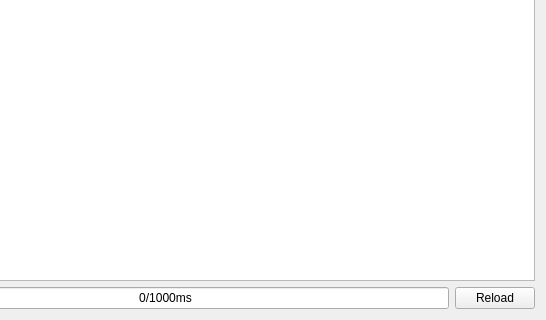
Qt form record.ui (longtranphu2006/vietnamese-words) before a commit; both pictures show x 301 to 847 and y 192 to 512 of the 847 by 512 pixel window.
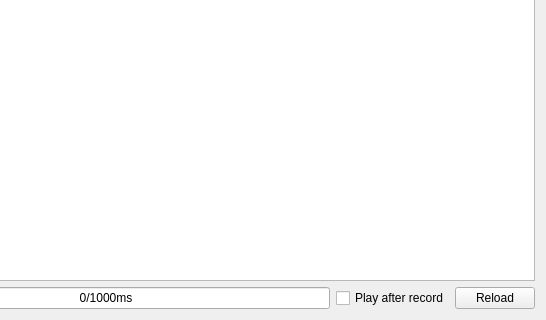
The same form after that commit. Icons and pictures are not drawn.

Commit message: support play after record

```diff
--- a/record.ui
+++ b/record.ui
@@ -265,6 +265,13 @@
          </property>
         </widget>
        </item>
+       <item>
+        <widget class="QCheckBox" name="replayCheckBox">
+         <property name="text">
+          <string>Play after record</string>
+         </property>
+        </widget>
+       </item>
        <item>
         <widget class="QPushButton" name="reloadButton">
          <property name="text">
```
Left out of the diff: 12 changed lines with no effect on the pictures. The commit also changes 1 other file.
